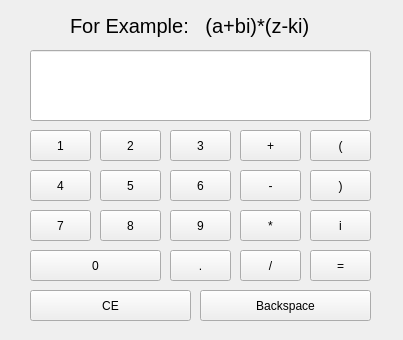
First picture: the form in complex_number_visual.ui, repository silvestrpredko/-RPN_Calculator-, before the edit.
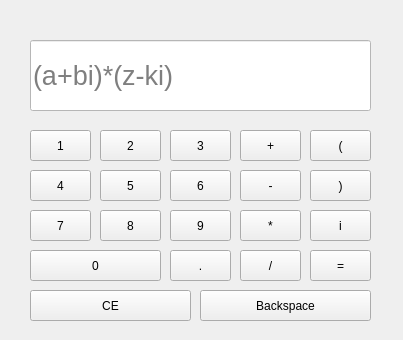
Second picture: the form after the edit.

Commit message: complex number.matrix

```diff
--- a/complex_number_visual.ui
+++ b/complex_number_visual.ui
@@ -14,10 +14,13 @@
    <string>Dialog</string>
   </property>
   <widget class="QLineEdit" name="lineEditComp_num">
+   <property name="enabled">
+    <bool>false</bool>
+   </property>
    <property name="geometry">
     <rect>
      <x>30</x>
-     <y>50</y>
+     <y>40</y>
      <width>341</width>
      <height>71</height>
     </rect>
@@ -27,9 +30,17 @@
      <pointsize>20</pointsize>
     </font>
    </property>
+   <property name="styleSheet">
+    <string notr="true">color: rgb(0, 0, 0);
+color: rgb(0, 0, 0);
+background-color: rgb(255, 255, 255);</string>
+   </property>
    <property name="readOnly">
     <bool>true</bool>
    </property>
+   <property name="placeholderText">
+    <string>(a+bi)*(z-ki)</string>
+   </property>
   </widget>
   <widget class="QPushButton" name="pushButton_1">
    <property name="geometry">
@@ -303,24 +314,6 @@
     <bool>false</bool>
    </property>
   </widget>
-  <widget class="QLabel" name="label">
-   <property name="geometry">
-    <rect>
-     <x>70</x>
-     <y>10</y>
-     <width>261</width>
-     <height>31</height>
-    </rect>
-   </property>
-   <property name="font">
-    <font>
-     <pointsize>15</pointsize>
-    </font>
-   </property>
-   <property name="text">
-    <string>For Example:   (a+bi)*(z-ki)</string>
-   </property>
-  </widget>
   <widget class="QPushButton" name="pushButton_i">
    <property name="geometry">
     <rect>
```
The commit also changes 6 other files.
